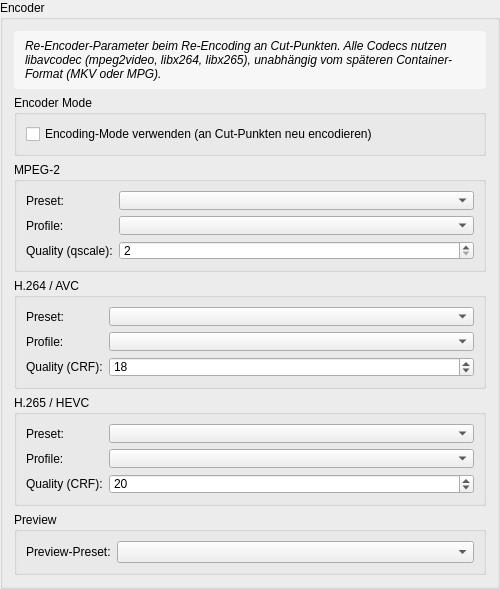
Before: the Qt Designer form ui/ttcutsettingsencoderdefaults.ui in MINIXJR/TTCut-ng, drawn with Qt 5.
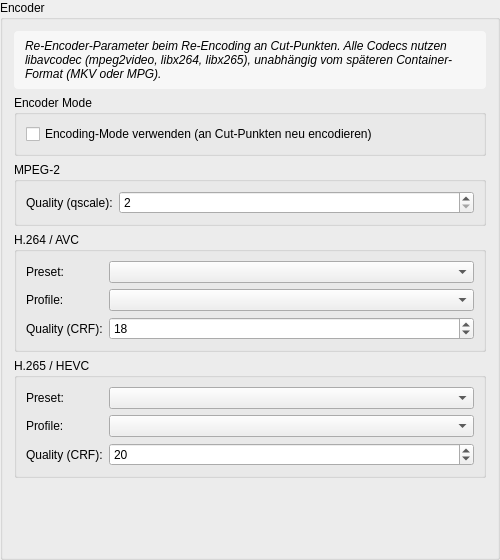
After: the same form once the commit is applied.

The edit to the form file:
```diff
--- a/ui/ttcutsettingsencoderdefaults.ui
+++ b/ui/ttcutsettingsencoderdefaults.ui
@@ -38,36 +38,12 @@
      <property name="title"><string>MPEG-2</string></property>
      <layout class="QFormLayout">
       <item row="0" column="0">
-       <widget class="QLabel" name="laMpeg2Preset">
-        <property name="text"><string>Preset:</string></property>
-        <property name="toolTip"><string>Encoder-Preset (Speed vs. Compression). Schnellere Presets = größere Datei bei gleicher Qualität.</string></property>
-       </widget>
-      </item>
-      <item row="0" column="1">
-       <widget class="QComboBox" name="cbMpeg2Preset">
-        <property name="minimumContentsLength"><number>12</number></property>
-        <property name="toolTip"><string>Encoder-Preset (Speed vs. Compression). Schnellere Presets = größere Datei bei gleicher Qualität.</string></property>
-       </widget>
-      </item>
-      <item row="1" column="0">
-       <widget class="QLabel" name="laMpeg2Profile">
-        <property name="text"><string>Profile:</string></property>
-        <property name="toolTip"><string>Encoder-Profile (Kompatibilität).</string></property>
-       </widget>
-      </item>
-      <item row="1" column="1">
-       <widget class="QComboBox" name="cbMpeg2Profile">
-        <property name="minimumContentsLength"><number>12</number></property>
-        <property name="toolTip"><string>Encoder-Profile (Kompatibilität).</string></property>
-       </widget>
-      </item>
-      <item row="2" column="0">
        <widget class="QLabel" name="laMpeg2Crf">
         <property name="text"><string>Quality (qscale):</string></property>
         <property name="toolTip"><string>Quality-Wert (qscale). Niedriger = bessere Qualität + größere Datei. MPEG-2: 2-31, Empfohlen: 2-6.</string></property>
        </widget>
       </item>
-      <item row="2" column="1">
+      <item row="0" column="1">
        <widget class="QSpinBox" name="sbMpeg2Crf">
         <property name="minimum"><number>2</number></property>
         <property name="maximum"><number>31</number></property>
@@ -173,26 +149,9 @@
     </widget>
    </item>
 
-   <!-- Preview Preset -->
-   <item>
-    <widget class="QGroupBox" name="gbPreview">
-     <property name="title"><string>Preview</string></property>
-     <layout class="QFormLayout">
-      <item row="0" column="0">
-       <widget class="QLabel" name="laPreviewPreset">
-        <property name="text"><string>Preview-Preset:</string></property>
-        <property name="toolTip"><string>Encoder-Preset für Preview-Generierung. Schnellere Presets = schnellere Preview, leicht reduzierte Qualität der re-encoded Frames an Cut-Punkten.</string></property>
-       </widget>
-      </item>
-      <item row="0" column="1">
-       <widget class="QComboBox" name="cbPreviewPreset">
-        <property name="minimumContentsLength"><number>12</number></property>
-        <property name="toolTip"><string>Encoder-Preset für Preview-Generierung. Schnellere Presets = schnellere Preview, leicht reduzierte Qualität der re-encoded Frames an Cut-Punkten.</string></property>
-       </widget>
-      </item>
-     </layout>
-    </widget>
-   </item>
+   <!-- Preview-Preset wurde nach Sidebar-Kategorie "Suche & Preview"
+        verschoben (gehört konzeptionell zum Preview-Workflow, nicht zum
+        Encoder-Default). -->
 
    <item>
     <spacer><property name="orientation"><enum>Qt::Vertical</enum></property><property name="sizeHint" stdset="0"><size><width>20</width><height>40</height></size></property></spacer>
```
Left out of the diff: 3 changed lines with no effect on the pictures.
